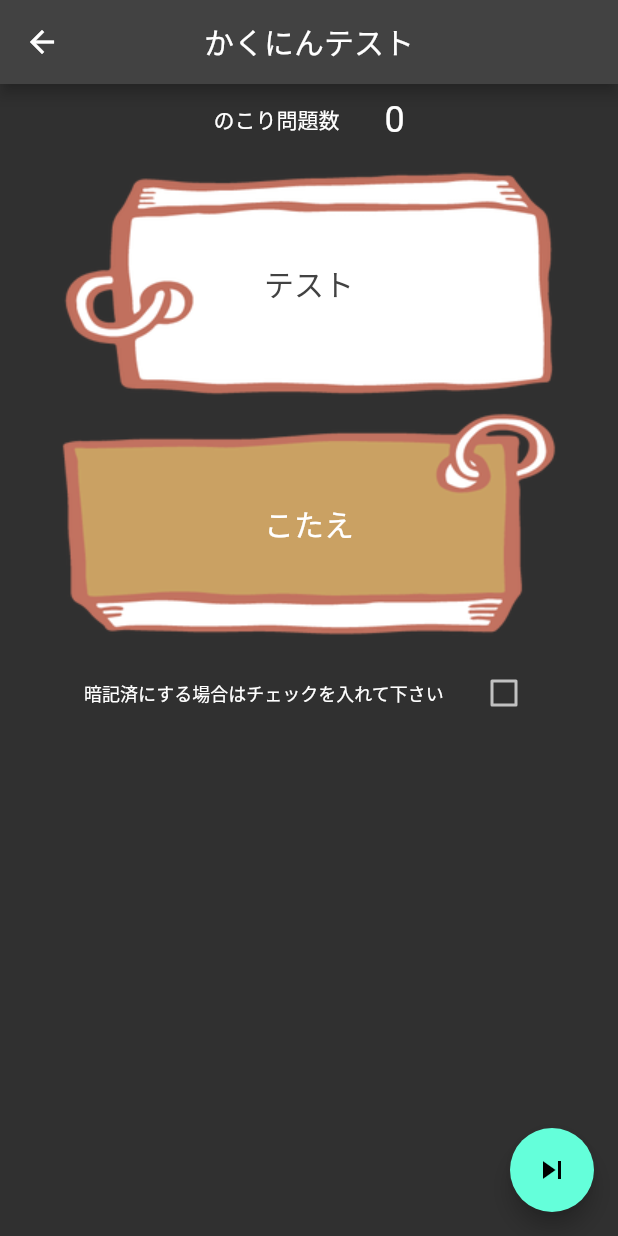
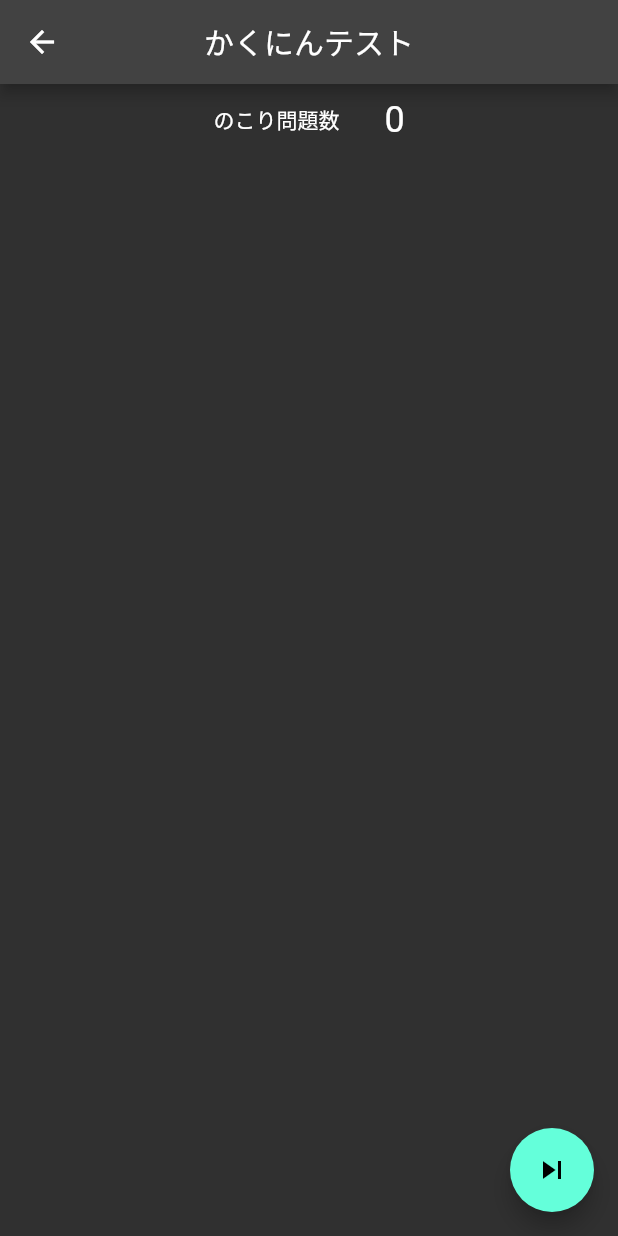
Before and after one commit to mikippi2426/my_own_frushcards, a Flutter app: the screen it shows after launch, after a tap on "かくにんテストをする", on a phone screen of 412 x 824 dp. Run offline on Flutter 3.47's test engine with Material 2 defaults, Android fonts, the phone set to English and light mode, and no system bars; our stand-ins replace drift, fluttertoast; accounts and stored records are empty; generated files the repository leaves out were written again.

Commit message:
テスト開始前の初期設定

```diff
--- a/lib/screens/test_screen.dart
+++ b/lib/screens/test_screen.dart
@@ -16,8 +16,13 @@ class TestScreen extends StatefulWidget {
 class _TestScreenState extends State<TestScreen> {
   int _numberOfQuestion = 0;
   String _textQuestion = "テスト"; //TODO
-  String _textAnswer = "こたえ";
-  bool _isMemorized = false; //TODO
+  String _textAnswer = "こたえ"; //TODO
+  bool _isMemorized = false;
+
+  bool _isQuestionCardVisible = false;
+  bool _isAnswerCardVisible = false;
+  bool _isCheckBoxVisible = false;
+  bool _isFabVisible = false;
 
   List<Word> _testDataList = [];
 
@@ -29,17 +34,23 @@ class _TestScreenState extends State<TestScreen> {
     super.initState();
     _getTestData();
   }
-  void _getTestData() async{
-    if(widget.isIncludedMemorizedWords){
+
+  void _getTestData() async {
+    if (widget.isIncludedMemorizedWords) {
       _testDataList = await database.allWords;
-    }else{
-      _testDataList =await database.allWordsExcludedMemorized;
+    } else {
+      _testDataList = await database.allWordsExcludedMemorized;
     }
 
     _testDataList.shuffle();
     _testStatus = TestStatus.BEFORE_START;
+
     print(_testDataList.toString());
+
     setState(() {
+      _isQuestionCardVisible = false;
+      _isCheckBoxVisible = false;
+      _isFabVisible = true;
       _numberOfQuestion = _testDataList.length;
     });
   }
@@ -51,11 +62,13 @@ class _TestScreenState extends State<TestScreen> {
         title: Text("かくにんテスト"),
         centerTitle: true,
       ),
-      floatingActionButton: FloatingActionButton(
+      floatingActionButton: _isFabVisible
+          ? FloatingActionButton(
               onPressed: () => _goNextStatus(),
               child: Icon(Icons.skip_next),
               tooltip: "次にすすむ",
-      ),
+            )
+          : null,
       body: Column(
         children: [
           SizedBox(
@@ -101,6 +114,7 @@ class _TestScreenState extends State<TestScreen> {
 
   //問題カード表示部分
   Widget _questionCardPart() {
+    if (_isQuestionCardVisible) {
       return Stack(
         alignment: Alignment.center,
         children: [
@@ -111,10 +125,14 @@ class _TestScreenState extends State<TestScreen> {
           )
         ],
       );
+    } else {
+      return Container();
+    }
   }
 
   //TODO こたえカード
   Widget _answerCardPart() {
+    if (_isAnswerCardVisible) {
       return Stack(
         alignment: Alignment.center,
         children: [
@@ -125,10 +143,14 @@ class _TestScreenState extends State<TestScreen> {
           ),
         ],
       );
+    } else {
+      return Container();
+    }
   }
 
-  //TODO 暗記済みチェック部分
+  //暗記済みチェック部分
   Widget _isMemorizedCheckPart() {
+    if (_isCheckBoxVisible) {
       return Padding(
         padding: const EdgeInsets.symmetric(horizontal: 40.0),
         child: CheckboxListTile(
@@ -144,10 +166,13 @@ class _TestScreenState extends State<TestScreen> {
           },
         ),
       );
+    } else {
+      return Container();
+    }
   }
 
   _goNextStatus() {
-    switch(_testStatus){
+    switch (_testStatus) {
       case TestStatus.BEFORE_START:
         _testStatus = TestStatus.SHOW_QUESTION;
         break;
@@ -155,16 +180,14 @@ class _TestScreenState extends State<TestScreen> {
         _testStatus = TestStatus.SHOW_ANSWER;
         break;
       case TestStatus.SHOW_ANSWER:
-        if (_numberOfQuestion <= 0){
+        if (_numberOfQuestion <= 0) {
           _testStatus = TestStatus.FINISHED;
-        }else {
+        } else {
           _testStatus = TestStatus.SHOW_QUESTION;
         }
         break;
-      case  TestStatus.FINISHED:
+      case TestStatus.FINISHED:
         break;
     }
   }
-
-
 }
```
Lines whose indentation alone changed are shown as unchanged.
